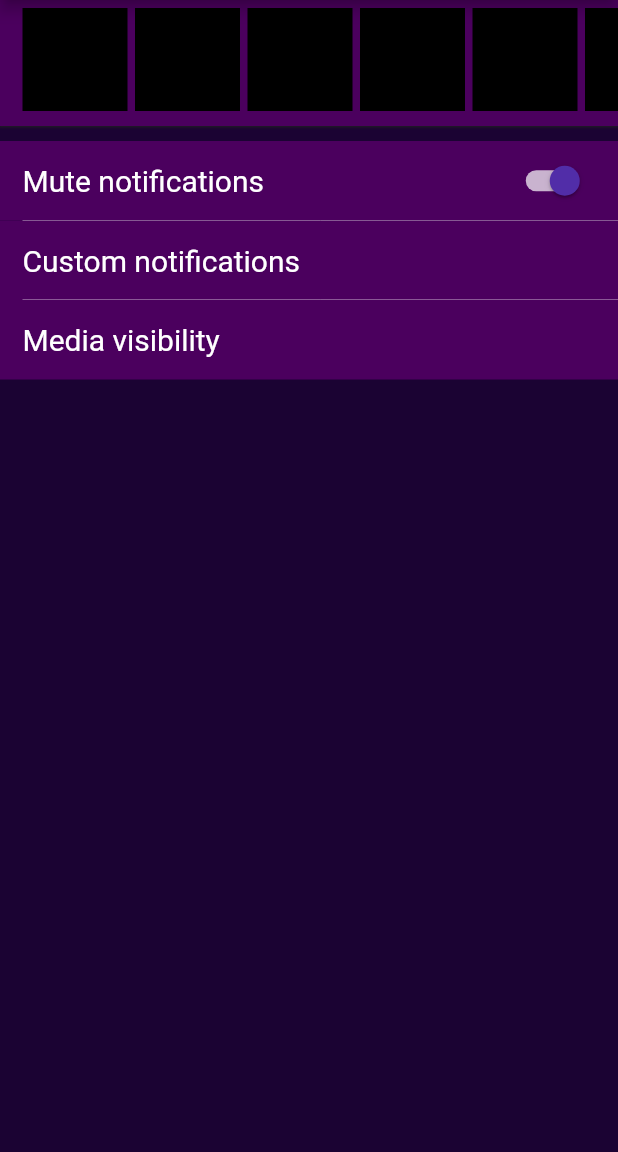
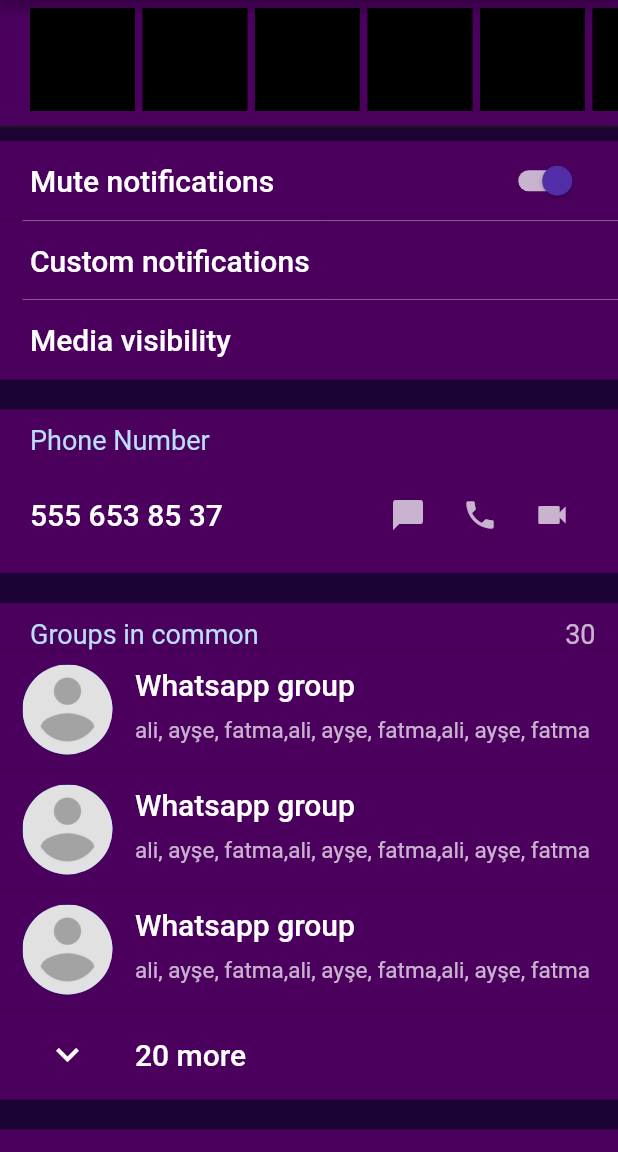
Before and after one commit to CanayBozkus/whatsapp_clone_mobile, a Flutter app: the ChatDetailScreen screen opened by its route, scrolled down 300 dp, on a phone screen of 412 x 824 dp, the part 84-1236 px from its top. Run offline on Flutter 3.47's test engine with Material 2 defaults, Android fonts, the phone set to English and light mode, and no system bars; our stand-ins replace flutter_local_notifications, flutter_native_timezone, rxdart, timezone.

Commit message:
chat detail screen group card, padding fix, alert color constant, end of chat detail screen ui design

```diff
--- a/lib/screens/chat_detail_screen.dart
+++ b/lib/screens/chat_detail_screen.dart
@@ -2,6 +2,7 @@ import 'package:flutter/material.dart';
 import 'package:whatsapp_clone_mobile/utilities/constants.dart';
 import 'package:whatsapp_clone_mobile/widgets/button/base_switch_button.dart';
 import 'package:whatsapp_clone_mobile/widgets/chat_detail_screen/chat_detail_settings_container.dart';
+import 'package:whatsapp_clone_mobile/widgets/chat_detail_screen/group_card.dart';
 import 'package:whatsapp_clone_mobile/widgets/chat_detail_screen/recent_files_builder.dart';
 
 class ChatDetailScreen extends StatelessWidget {
@@ -123,6 +124,103 @@ class ChatDetailScreen extends StatelessWidget {
                     ChatDetailSettingsContainer(
                       title: 'Media visibility',
                     ),
+                    SizedBox(height: 20,),
+                    Container(
+                      width: double.infinity,
+                      color: Constant.primaryColor,
+                      padding: EdgeInsets.only(top: 10, left: 20),
+                      child: Text(
+                        'Phone Number',
+                        style: TextStyle(
+                          color: Colors.blue[100],
+                          fontSize: 18
+                        ),
+                      ),
+                    ),
+                    ChatDetailSettingsContainer(
+                      title: '555 653 85 37',
+                      action: Material(
+                        color: Colors.transparent,
+                        child: Row(
+                          children: [
+                            IconButton(
+                              icon: Icon(Icons.messenger,),
+                              color: Colors.white70,
+                              splashRadius: 20,
+                              onPressed: (){},
+                            ),
+                            IconButton(
+                              icon: Icon(Icons.phone),
+                              color: Colors.white70,
+                              splashRadius: 20,
+                              onPressed: (){},
+                            ),
+                            IconButton(
+                              icon: Icon(Icons.videocam),
+                              color: Colors.white70,
+                              splashRadius: 20,
+                              onPressed: (){},
+                            ),
+                          ],
+                        ),
+                      ),
+                    ),
+                    SizedBox(height: 20,),
+                    Container(
+                      width: double.infinity,
+                      color: Constant.primaryColor,
+                      padding: EdgeInsets.only(top: 10, left: 20, right: 15),
+                      child: Row(
+                        mainAxisAlignment: MainAxisAlignment.spaceBetween,
+                        children: [
+                          Text(
+                            'Groups in common',
+                            style: TextStyle(
+                                color: Colors.blue[100],
+                                fontSize: 18
+                            ),
+                          ),
+                          Text(
+                            '30',
+                            style: TextStyle(
+                              color: Colors.white70,
+                              fontSize: 18
+                            ),
+                          ),
+                        ],
+                      ),
+                    ),
+                    GroupCard(),
+                    GroupCard(),
+                    GroupCard(),
+                    ChatDetailSettingsContainer(
+                      title: '20 more',
+                      prefixIcon: Icon(
+                        Icons.keyboard_arrow_down,
+                        color: Colors.white,
+                        size: 30,
+                      ),
+                    ),
+                    SizedBox(height: 20,),
+                    ChatDetailSettingsContainer(
+                      title: 'Block',
+                      titleFontColor: Constant.alertColor,
+                      prefixIcon: Icon(
+                        Icons.not_interested,
+                        size: 30,
+                        color: Constant.alertColor,
+                      ),
+                    ),
+                    SizedBox(height: 20,),
+                    ChatDetailSettingsContainer(
+                      title: 'Report contact',
+                      titleFontColor: Constant.alertColor,
+                      prefixIcon: Icon(
+                        Icons.thumb_down,
+                        size: 30,
+                        color: Constant.alertColor,
+                      ),
+                    ),
                   ],
                 ),
               ),
--- a/lib/utilities/constants.dart
+++ b/lib/utilities/constants.dart
@@ -5,6 +5,7 @@ class Constant{
   static const Color primaryColor = Color(0xff4b005e);
   static const Color lightPrimaryColor = Color(0xff8932a8);
   static const Color secondaryColor = Color(0xff1b0333);
+  static const alertColor = Color(0xffeb1a58);
 
   static const EdgeInsets defaultScreenPadding = EdgeInsets.symmetric(horizontal: 30);
 
--- a/lib/widgets/chat_detail_screen/chat_detail_settings_container.dart
+++ b/lib/widgets/chat_detail_screen/chat_detail_settings_container.dart
@@ -4,29 +4,51 @@ import 'package:whatsapp_clone_mobile/utilities/constants.dart';
 class ChatDetailSettingsContainer extends StatelessWidget {
   ChatDetailSettingsContainer({
     this.title,
-    this.action
+    this.action,
+    this.onTap,
+    this.titleFontColor = Colors.white,
+    this.prefixIcon,
   });
 
   final String title;
   final Widget action;
+  final Function onTap;
+  final Color titleFontColor;
+  final Icon prefixIcon;
   @override
   Widget build(BuildContext context) {
-    return Container(
+    return Material(
       color: Constant.primaryColor,
-      padding: EdgeInsets.symmetric(horizontal: 15, vertical: 15),
+      child: InkWell(
+        onTap: onTap,
+        child: Container(
+          padding: EdgeInsets.symmetric(horizontal: prefixIcon != null ? 0 : 20, vertical: 15),
           child: Row(
             mainAxisAlignment: MainAxisAlignment.spaceBetween,
             children: [
-          Text(
+              prefixIcon != null
+                  ?
+              Container(
+                width: 90,
+                child: prefixIcon,
+              )
+                  : SizedBox.shrink(),
+              SizedBox.shrink(),
+              Expanded(
+                child: Text(
                   title,
                   style: TextStyle(
-                color: Colors.white,
-                fontSize: Constant.defaultFontSize
+                    color: titleFontColor,
+                    fontSize: Constant.defaultFontSize,
+                    fontWeight: FontWeight.w500
+                  ),
                 ),
               ),
               action != null ? action : SizedBox.shrink(),
             ],
           ),
+        ),
+      ),
     );
   }
 }
--- /dev/null
+++ b/lib/widgets/chat_detail_screen/group_card.dart
@@ -0,0 +1,58 @@
+import 'package:flutter/material.dart';
+import 'package:whatsapp_clone_mobile/utilities/constants.dart';
+
+class GroupCard extends StatelessWidget {
+
+  @override
+  Widget build(BuildContext context) {
+    return Material(
+      color: Constant.primaryColor,
+      child: InkWell(
+        onTap: (){},
+        child: Container(
+          height: 80,
+          child: Row(
+            children: [
+              Container(
+                width: 90,
+                alignment: Alignment.center,
+                child: CircleAvatar(
+                  radius: 30,
+                  child: ClipOval(
+                    child: Image.asset('assets/images/avatar.png'),
+                  ),
+                ),
+              ),
+              Expanded(
+                child: Column(
+                  crossAxisAlignment: CrossAxisAlignment.start,
+                  children: [
+                    SizedBox(height: 12,),
+                    Text(
+                      'Whatsapp group',
+                      style: TextStyle(
+                          color: Colors.white,
+                          fontSize: Constant.defaultFontSize,
+                          fontWeight: FontWeight.w500
+                      ),
+                      overflow: TextOverflow.ellipsis,
+                    ),
+                    SizedBox(height: 10,),
+                    Text(
+                      'ali, ayşe, fatma,ali, ayşe, fatma,ali, ayşe, fatma',
+                      style: TextStyle(
+                        color: Colors.white70,
+                        fontSize: 15,
+                      ),
+                      overflow: TextOverflow.ellipsis,
+                    ),
+                  ],
+                ),
+              )
+            ],
+          ),
+        ),
+      ),
+    );
+  }
+}
--- a/lib/widgets/chat_detail_screen/recent_files_builder.dart
+++ b/lib/widgets/chat_detail_screen/recent_files_builder.dart
@@ -22,7 +22,7 @@ class RecentFilesBuilder extends StatelessWidget {
       child: Column(
         children: [
           Padding(
-            padding: EdgeInsets.symmetric(horizontal: 15),
+            padding: EdgeInsets.symmetric(horizontal: 20),
             child: Row(
               mainAxisAlignment: MainAxisAlignment.spaceBetween,
               crossAxisAlignment: CrossAxisAlignment.end,
@@ -48,7 +48,7 @@ class RecentFilesBuilder extends StatelessWidget {
           Expanded(
             child: ListView(
               scrollDirection: Axis.horizontal,
-              padding: EdgeInsets.symmetric(horizontal: 15),
+              padding: EdgeInsets.symmetric(horizontal: 20),
               children: [
                 ...List<int>.generate(10, (i) => i + 1).map((e){
                   return Padding(
--- a/lib/widgets/form/base_textformfield.dart
+++ b/lib/widgets/form/base_textformfield.dart
@@ -19,7 +19,6 @@ class BaseTextFormField extends StatelessWidget {
   final int maxLine;
   @override
   Widget build(BuildContext context) {
-    ThemeData theme = Theme.of(context);
     return TextFormField(
       maxLines: maxLine,
       minLines: minLine,
@@ -38,7 +37,7 @@ class BaseTextFormField extends StatelessWidget {
           letterSpacing: 0.75,
           fontStyle: FontStyle.italic,
         ),
-        fillColor: theme.primaryColor,
+        fillColor: Constant.primaryColor,
         filled: true,
         contentPadding: EdgeInsets.symmetric(vertical: 10, horizontal: suffixIcon != null ? 0 : 15),
         enabledBorder: OutlineInputBorder(
```
Lines whose indentation alone changed are shown as unchanged.
